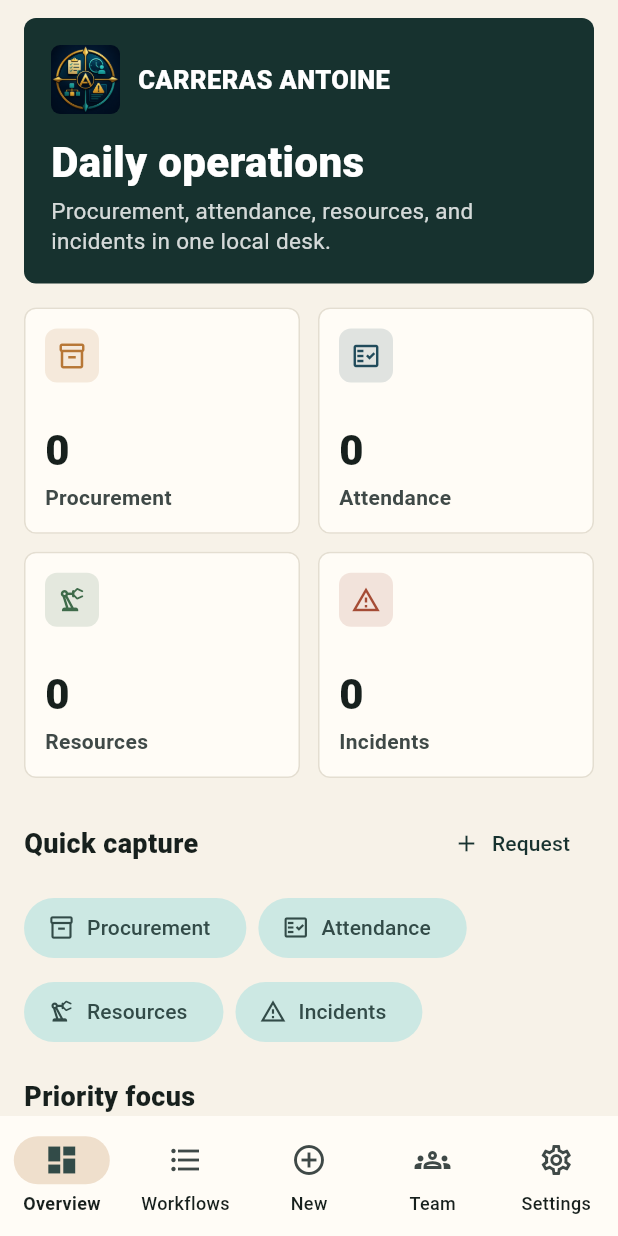
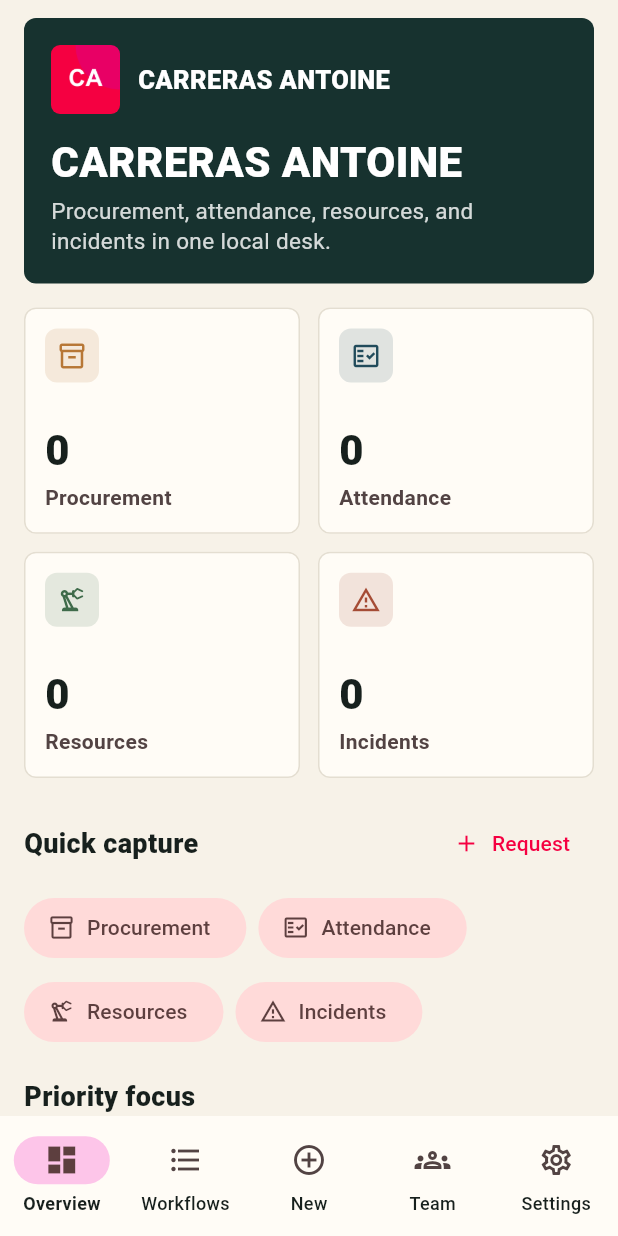
Before and after one commit to EOOrga/68d9d1041299230338d566f8, a Flutter app: the screen it shows after launch, on a phone screen of 412 x 824 dp. Run offline on Flutter 3.47's test engine with Material 3 defaults, Android fonts, the light colour scheme and no system bars; our stand-ins replace shared_preferences.

Commit message:
Create Flutter variant com.skdfjbibiya.carrerasantoine

```diff
--- a/lib/main.dart
+++ b/lib/main.dart
@@ -16,9 +16,9 @@
 
   @override
   Widget build(BuildContext context) {
-    const primary = Color(0xFF17322F);
-    const secondary = Color(0xFFB77736);
-    const tertiary = Color(0xFF214B5B);
+    const primary = Color(0xFFF50041);
+    const secondary = Color(0xFFF500BC);
+    const tertiary = Color(0xFFB400F5);
     const background = Color(0xFFF7F2E8);
 
     final baseScheme =
@@ -504,7 +504,7 @@
       padding: const EdgeInsets.fromLTRB(16, 12, 16, 24),
       children: [
         const BrandHeader(
-          title: 'Daily operations',
+          title: 'CARRERAS ANTOINE',
           subtitle:
               'Procurement, attendance, resources, and incidents in one local desk.',
         ),
--- a/pubspec.yaml
+++ b/pubspec.yaml
@@ -1,4 +1,4 @@
-name: carreras_antoine
+name: carrerasantoine
 description: "Offline operations app for CARRERAS ANTOINE."
 publish_to: 'none'
 version: 1.0.0+1
@@ -27,6 +27,6 @@
   android: true
   ios: false
   image_path: docs/icon.png
-  adaptive_icon_background: "#F7F2E8"
+  adaptive_icon_background: "#B400F5"
   adaptive_icon_foreground: docs/icon.png
   min_sdk_android: 23
```
Also changed, not shown: docs/icon.png, 11 other files.
